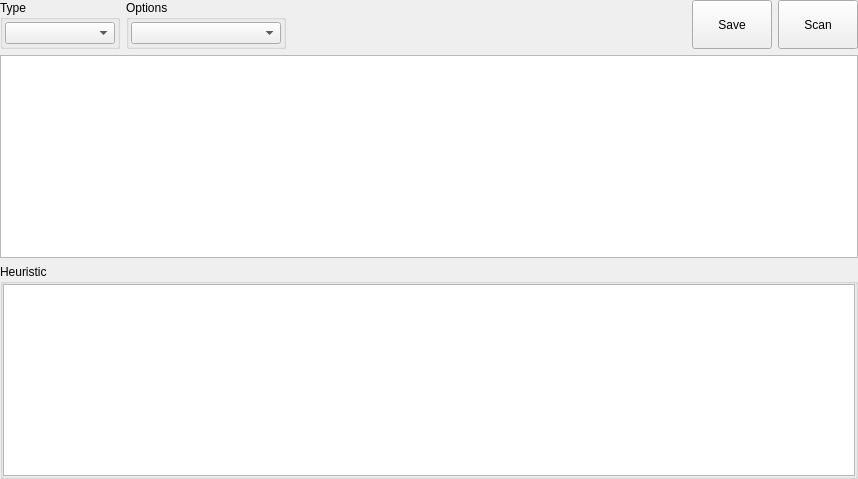
First picture: the form in nfdwidgetadvanced.ui, repository horsicq/nfd_widget, before the edit.
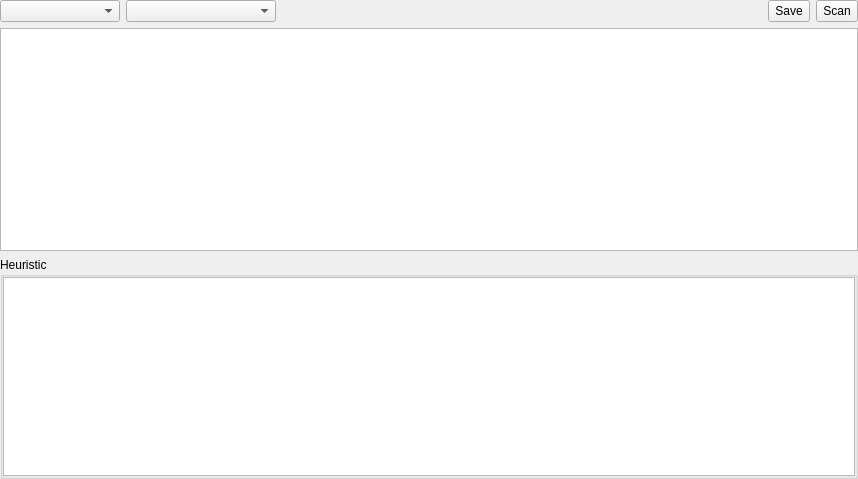
Second picture: the form after the edit. Custom widgets are drawn as their Qt base class.

Patch:
```diff
--- a/nfdwidgetadvanced.ui
+++ b/nfdwidgetadvanced.ui
@@ -29,70 +29,23 @@
    <item>
     <layout class="QHBoxLayout" name="horizontalLayout">
      <item>
-      <widget class="QGroupBox" name="groupBoxType">
+      <widget class="QComboBox" name="comboBoxType">
        <property name="minimumSize">
         <size>
          <width>120</width>
          <height>0</height>
         </size>
        </property>
-       <property name="title">
-        <string>Type</string>
-       </property>
-       <layout class="QVBoxLayout" name="verticalLayout_2">
-        <property name="leftMargin">
-         <number>2</number>
-        </property>
-        <property name="topMargin">
-         <number>2</number>
-        </property>
-        <property name="rightMargin">
-         <number>2</number>
-        </property>
-        <property name="bottomMargin">
-         <number>2</number>
-        </property>
-        <item>
-         <widget class="QComboBox" name="comboBoxType"/>
-        </item>
-       </layout>
       </widget>
      </item>
      <item>
-      <widget class="QGroupBox" name="groupBoxOptions">
+      <widget class="XComboBoxEx" name="comboBoxFlags">
        <property name="minimumSize">
         <size>
-         <width>120</width>
+         <width>150</width>
          <height>0</height>
         </size>
        </property>
-       <property name="title">
-        <string>Options</string>
-       </property>
-       <layout class="QHBoxLayout" name="horizontalLayout_2">
-        <property name="leftMargin">
-         <number>2</number>
-        </property>
-        <property name="topMargin">
-         <number>2</number>
-        </property>
-        <property name="rightMargin">
-         <number>2</number>
-        </property>
-        <property name="bottomMargin">
-         <number>2</number>
-        </property>
-        <item>
-         <widget class="XComboBoxEx" name="comboBoxFlags">
-          <property name="minimumSize">
-           <size>
-            <width>150</width>
-            <height>0</height>
-           </size>
-          </property>
-         </widget>
-        </item>
-       </layout>
       </widget>
      </item>
      <item>
@@ -109,7 +62,7 @@
       </spacer>
      </item>
      <item>
-      <widget class="QPushButton" name="pushButtonSave">
+      <widget class="QToolButton" name="toolButtonSave">
        <property name="sizePolicy">
         <sizepolicy hsizetype="Minimum" vsizetype="Minimum">
          <horstretch>0</horstretch>
@@ -119,10 +72,13 @@
        <property name="text">
         <string>Save</string>
        </property>
+       <property name="toolButtonStyle">
+        <enum>Qt::ToolButtonTextBesideIcon</enum>
+       </property>
       </widget>
      </item>
      <item>
-      <widget class="QPushButton" name="pushButtonScan">
+      <widget class="QToolButton" name="toolButtonScan">
        <property name="sizePolicy">
         <sizepolicy hsizetype="Minimum" vsizetype="Minimum">
          <horstretch>0</horstretch>
@@ -132,6 +88,9 @@
        <property name="text">
         <string>Scan</string>
        </property>
+       <property name="toolButtonStyle">
+        <enum>Qt::ToolButtonTextBesideIcon</enum>
+       </property>
       </widget>
      </item>
     </layout>
```
